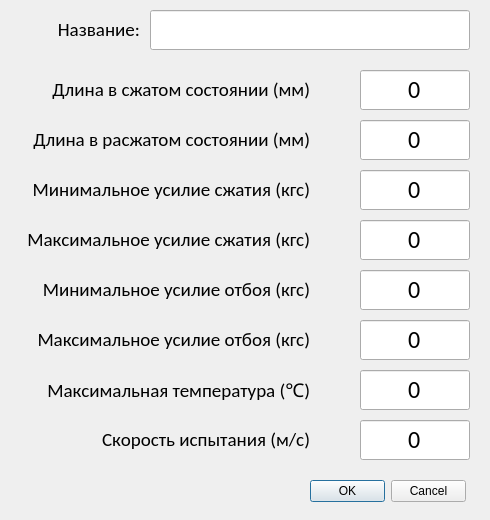
Before: the Qt Designer form ui/my_dialog2.ui in Skorikof/SPG-023MK, drawn with Qt 5.
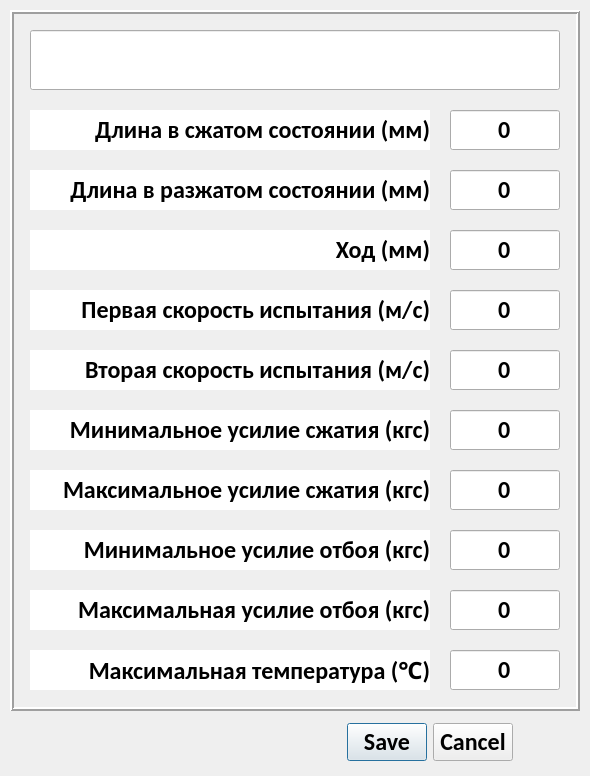
After: the same form once the commit is applied.

Commit message: Intermediate stage. In HandDebug input speed not frequency

```diff
--- a/ui/my_dialog2.ui
+++ b/ui/my_dialog2.ui
@@ -6,8 +6,8 @@
    <rect>
     <x>0</x>
     <y>0</y>
-    <width>490</width>
-    <height>520</height>
+    <width>590</width>
+    <height>776</height>
    </rect>
   </property>
   <property name="windowTitle">
@@ -16,357 +16,456 @@
   <widget class="QDialogButtonBox" name="buttonBox">
    <property name="geometry">
     <rect>
-     <x>310</x>
-     <y>480</y>
-     <width>156</width>
-     <height>23</height>
+     <x>280</x>
+     <y>720</y>
+     <width>300</width>
+     <height>45</height>
     </rect>
    </property>
+   <property name="font">
+    <font>
+     <family>Calibri</family>
+     <pointsize>18</pointsize>
+     <weight>75</weight>
+     <bold>true</bold>
+    </font>
+   </property>
    <property name="orientation">
     <enum>Qt::Horizontal</enum>
    </property>
    <property name="standardButtons">
-    <set>QDialogButtonBox::Cancel|QDialogButtonBox::Ok</set>
+    <set>QDialogButtonBox::Cancel|QDialogButtonBox::Save</set>
    </property>
+   <property name="centerButtons">
+    <bool>true</bool>
+   </property>
   </widget>
-  <widget class="QLabel" name="label">
+  <widget class="QFrame" name="frame_parameters">
    <property name="geometry">
     <rect>
-     <x>40</x>
+     <x>10</x>
      <y>10</y>
-     <width>100</width>
+     <width>570</width>
+     <height>701</height>
+    </rect>
+   </property>
+   <property name="frameShape">
+    <enum>QFrame::Box</enum>
+   </property>
+   <property name="frameShadow">
+    <enum>QFrame::Raised</enum>
+   </property>
+   <property name="lineWidth">
+    <number>2</number>
+   </property>
+   <widget class="QLabel" name="lbl_txt9">
+    <property name="geometry">
+     <rect>
+      <x>20</x>
+      <y>640</y>
+      <width>400</width>
      <height>40</height>
     </rect>
    </property>
-   <property name="minimumSize">
-    <size>
-     <width>100</width>
-     <height>0</height>
-    </size>
-   </property>
-   <property name="maximumSize">
-    <size>
-     <width>100</width>
-     <height>16777215</height>
-    </size>
-   </property>
+    <property name="font">
+     <font>
+      <family>Calibri</family>
+      <pointsize>18</pointsize>
+      <weight>75</weight>
+      <bold>true</bold>
+     </font>
+    </property>
+    <property name="styleSheet">
+     <string notr="true">background-color: rgb(255, 255, 255);</string>
+    </property>
+    <property name="frameShape">
+     <enum>QFrame::NoFrame</enum>
+    </property>
+    <property name="text">
+     <string>Максимальная температура (℃)</string>
+    </property>
+    <property name="alignment">
+     <set>Qt::AlignRight|Qt::AlignTrailing|Qt::AlignVCenter</set>
+    </property>
+   </widget>
+   <widget class="QLabel" name="lbl_txt5">
+    <property name="geometry">
+     <rect>
+      <x>20</x>
+      <y>400</y>
+      <width>400</width>
+      <height>40</height>
+     </rect>
+    </property>
    <property name="font">
     <font>
      <family>Calibri</family>
-     <pointsize>14</pointsize>
-    </font>
-   </property>
+      <pointsize>18</pointsize>
+      <weight>75</weight>
+      <bold>true</bold>
+     </font>
+    </property>
+    <property name="styleSheet">
+     <string notr="true">background-color: rgb(255, 255, 255);</string>
+    </property>
+    <property name="frameShape">
+     <enum>QFrame::NoFrame</enum>
+    </property>
    <property name="text">
-    <string>&lt;html&gt;&lt;head/&gt;&lt;body&gt;&lt;p align=&quot;right&quot;&gt;Название:&lt;/p&gt;&lt;/body&gt;&lt;/html&gt;</string>
-   </property>
-  </widget>
-  <widget class="QLineEdit" name="length_min">
+     <string>Минимальное усилие сжатия (кгс)</string>
+    </property>
+    <property name="alignment">
+     <set>Qt::AlignRight|Qt::AlignTrailing|Qt::AlignVCenter</set>
+    </property>
+   </widget>
+   <widget class="QLabel" name="lbl_txt4">
    <property name="geometry">
     <rect>
-     <x>360</x>
-     <y>70</y>
-     <width>110</width>
+      <x>20</x>
+      <y>100</y>
+      <width>400</width>
      <height>40</height>
     </rect>
    </property>
-   <property name="minimumSize">
-    <size>
-     <width>0</width>
-     <height>0</height>
-    </size>
-   </property>
-   <property name="maximumSize">
-    <size>
-     <width>16777215</width>
-     <height>16777215</height>
-    </size>
-   </property>
+    <property name="font">
+     <font>
+      <family>Calibri</family>
+      <pointsize>18</pointsize>
+      <weight>75</weight>
+      <bold>true</bold>
+     </font>
+    </property>
+    <property name="styleSheet">
+     <string notr="true">background-color: rgb(255, 255, 255);</string>
+    </property>
+    <property name="frameShape">
+     <enum>QFrame::NoFrame</enum>
+    </property>
+    <property name="text">
+     <string>Длина в сжатом состоянии (мм)</string>
+    </property>
+    <property name="alignment">
+     <set>Qt::AlignRight|Qt::AlignTrailing|Qt::AlignVCenter</set>
+    </property>
+   </widget>
+   <widget class="QLabel" name="lbl_txt6">
+    <property name="geometry">
+     <rect>
+      <x>20</x>
+      <y>520</y>
+      <width>400</width>
+      <height>40</height>
+     </rect>
+    </property>
    <property name="font">
     <font>
      <family>Calibri</family>
      <pointsize>18</pointsize>
-    </font>
-   </property>
+      <weight>75</weight>
+      <bold>true</bold>
+     </font>
+    </property>
+    <property name="styleSheet">
+     <string notr="true">background-color: rgb(255, 255, 255);</string>
+    </property>
+    <property name="frameShape">
+     <enum>QFrame::NoFrame</enum>
+    </property>
    <property name="text">
-    <string>0</string>
+     <string>Минимальное усилие отбоя (кгс)</string>
    </property>
    <property name="alignment">
-    <set>Qt::AlignCenter</set>
-   </property>
-  </widget>
-  <widget class="QLineEdit" name="name_le">
+     <set>Qt::AlignRight|Qt::AlignTrailing|Qt::AlignVCenter</set>
+    </property>
+   </widget>
+   <widget class="QLabel" name="lbl_txt4_2">
    <property name="geometry">
     <rect>
-     <x>150</x>
-     <y>10</y>
-     <width>320</width>
+      <x>20</x>
+      <y>160</y>
+      <width>400</width>
      <height>40</height>
     </rect>
    </property>
-   <property name="minimumSize">
-    <size>
-     <width>0</width>
-     <height>0</height>
-    </size>
-   </property>
-   <property name="maximumSize">
-    <size>
-     <width>16777215</width>
-     <height>16777215</height>
-    </size>
-   </property>
+    <property name="font">
+     <font>
+      <family>Calibri</family>
+      <pointsize>18</pointsize>
+      <weight>75</weight>
+      <bold>true</bold>
+     </font>
+    </property>
+    <property name="styleSheet">
+     <string notr="true">background-color: rgb(255, 255, 255);</string>
+    </property>
+    <property name="frameShape">
+     <enum>QFrame::NoFrame</enum>
+    </property>
+    <property name="text">
+     <string>Длина в разжатом состоянии (мм)</string>
+    </property>
+    <property name="alignment">
+     <set>Qt::AlignRight|Qt::AlignTrailing|Qt::AlignVCenter</set>
+    </property>
+   </widget>
+   <widget class="QLabel" name="lbl_txt5_2">
+    <property name="geometry">
+     <rect>
+      <x>20</x>
+      <y>460</y>
+      <width>400</width>
+      <height>40</height>
+     </rect>
+    </property>
    <property name="font">
     <font>
      <family>Calibri</family>
      <pointsize>18</pointsize>
+      <weight>75</weight>
+      <bold>true</bold>
+     </font>
+    </property>
+    <property name="styleSheet">
+     <string notr="true">background-color: rgb(255, 255, 255);</string>
+    </property>
+    <property name="frameShape">
+     <enum>QFrame::NoFrame</enum>
+    </property>
+    <property name="text">
+     <string>Максимальное усилие сжатия (кгс)</string>
+    </property>
+    <property name="alignment">
+     <set>Qt::AlignRight|Qt::AlignTrailing|Qt::AlignVCenter</set>
+    </property>
+   </widget>
+   <widget class="QLabel" name="lbl_txt6_2">
+    <property name="geometry">
+     <rect>
+      <x>20</x>
+      <y>580</y>
+      <width>400</width>
+      <height>40</height>
+     </rect>
+    </property>
+    <property name="font">
+     <font>
+      <family>Calibri</family>
+      <pointsize>18</pointsize>
+      <weight>75</weight>
+      <bold>true</bold>
+     </font>
+    </property>
+    <property name="styleSheet">
+     <string notr="true">background-color: rgb(255, 255, 255);</string>
+    </property>
+    <property name="frameShape">
+     <enum>QFrame::NoFrame</enum>
+    </property>
+    <property name="text">
+     <string>Максимальная усилие отбоя (кгс)</string>
+    </property>
+    <property name="alignment">
+     <set>Qt::AlignRight|Qt::AlignTrailing|Qt::AlignVCenter</set>
+    </property>
+   </widget>
+   <widget class="QLabel" name="lbl_txt4_3">
+    <property name="geometry">
+     <rect>
+      <x>20</x>
+      <y>220</y>
+      <width>400</width>
+      <height>40</height>
+     </rect>
+    </property>
+    <property name="font">
+     <font>
+      <family>Calibri</family>
+      <pointsize>18</pointsize>
+      <weight>75</weight>
+      <bold>true</bold>
+     </font>
+    </property>
+    <property name="styleSheet">
+     <string notr="true">background-color: rgb(255, 255, 255);</string>
+    </property>
+    <property name="frameShape">
+     <enum>QFrame::NoFrame</enum>
+    </property>
+    <property name="text">
+     <string>Ход (мм)</string>
+    </property>
+    <property name="alignment">
+     <set>Qt::AlignRight|Qt::AlignTrailing|Qt::AlignVCenter</set>
+    </property>
+   </widget>
+   <widget class="QLabel" name="lbl_txt4_4">
+    <property name="geometry">
+     <rect>
+      <x>20</x>
+      <y>280</y>
+      <width>400</width>
+      <height>40</height>
+     </rect>
+    </property>
+    <property name="font">
+     <font>
+      <family>Calibri</family>
+      <pointsize>18</pointsize>
+      <weight>75</weight>
+      <bold>true</bold>
+     </font>
+    </property>
+    <property name="styleSheet">
+     <string notr="true">background-color: rgb(255, 255, 255);</string>
+    </property>
+    <property name="frameShape">
+     <enum>QFrame::NoFrame</enum>
+    </property>
+    <property name="text">
+     <string>Первая скорость испытания (м/с)</string>
+    </property>
+    <property name="alignment">
+     <set>Qt::AlignRight|Qt::AlignTrailing|Qt::AlignVCenter</set>
+    </property>
+   </widget>
+   <widget class="QLabel" name="lbl_txt4_5">
+    <property name="geometry">
+     <rect>
+      <x>20</x>
+      <y>340</y>
+      <width>400</width>
+      <height>40</height>
+     </rect>
+    </property>
+    <property name="font">
+     <font>
+      <family>Calibri</family>
+      <pointsize>18</pointsize>
+      <weight>75</weight>
+      <bold>true</bold>
+     </font>
+    </property>
+    <property name="styleSheet">
+     <string notr="true">background-color: rgb(255, 255, 255);</string>
+    </property>
+    <property name="frameShape">
+     <enum>QFrame::NoFrame</enum>
+    </property>
+    <property name="text">
+     <string>Вторая скорость испытания (м/с)</string>
+    </property>
+    <property name="alignment">
+     <set>Qt::AlignRight|Qt::AlignTrailing|Qt::AlignVCenter</set>
+    </property>
+   </widget>
+   <widget class="QLineEdit" name="lineEdit_name">
+    <property name="geometry">
+     <rect>
+      <x>20</x>
+      <y>20</y>
+      <width>530</width>
+      <height>60</height>
+     </rect>
+    </property>
+    <property name="font">
+     <font>
+      <family>Calibri</family>
+      <pointsize>18</pointsize>
+      <weight>75</weight>
+      <bold>true</bold>
     </font>
    </property>
    <property name="text">
     <string/>
    </property>
   </widget>
-  <widget class="QLabel" name="label_2">
+   <widget class="QLineEdit" name="le_length_min">
    <property name="geometry">
     <rect>
-     <x>20</x>
-     <y>70</y>
-     <width>290</width>
+      <x>440</x>
+      <y>100</y>
+      <width>110</width>
      <height>40</height>
     </rect>
    </property>
-   <property name="minimumSize">
-    <size>
-     <width>100</width>
-     <height>0</height>
-    </size>
-   </property>
-   <property name="maximumSize">
-    <size>
-     <width>16777215</width>
-     <height>16777215</height>
-    </size>
-   </property>
    <property name="font">
     <font>
      <family>Calibri</family>
-     <pointsize>14</pointsize>
+      <pointsize>18</pointsize>
+      <weight>75</weight>
+      <bold>true</bold>
     </font>
    </property>
    <property name="text">
-    <string>&lt;html&gt;&lt;head/&gt;&lt;body&gt;&lt;p align=&quot;right&quot;&gt;Длина в сжатом состоянии (мм)&lt;/p&gt;&lt;/body&gt;&lt;/html&gt;</string>
-   </property>
-  </widget>
-  <widget class="QLabel" name="label_3">
-   <property name="geometry">
-    <rect>
-     <x>20</x>
-     <y>120</y>
-     <width>290</width>
-     <height>40</height>
-    </rect>
-   </property>
-   <property name="minimumSize">
-    <size>
-     <width>100</width>
-     <height>0</height>
-    </size>
-   </property>
-   <property name="maximumSize">
-    <size>
-     <width>16777215</width>
-     <height>16777215</height>
-    </size>
-   </property>
-   <property name="font">
-    <font>
-     <family>Calibri</family>
-     <pointsize>14</pointsize>
-    </font>
-   </property>
-   <property name="text">
-    <string>&lt;html&gt;&lt;head/&gt;&lt;body&gt;&lt;p align=&quot;right&quot;&gt;Длина в расжатом состоянии (мм)&lt;/p&gt;&lt;/body&gt;&lt;/html&gt;</string>
-   </property>
-  </widget>
-  <widget class="QLabel" name="label_4">
+     <string>0</string>
+    </property>
+    <property name="alignment">
+     <set>Qt::AlignCenter</set>
+    </property>
+   </widget>
+   <widget class="QLineEdit" name="le_length_max">
    <property name="geometry">
     <rect>
-     <x>20</x>
-     <y>170</y>
-     <width>290</width>
+      <x>440</x>
+      <y>160</y>
+      <width>110</width>
      <height>40</height>
     </rect>
    </property>
-   <property name="minimumSize">
-    <size>
-     <width>100</width>
-     <height>0</height>
-    </size>
-   </property>
-   <property name="maximumSize">
-    <size>
-     <width>16777215</width>
-     <height>16777215</height>
-    </size>
-   </property>
    <property name="font">
     <font>
      <family>Calibri</family>
-     <pointsize>14</pointsize>
+      <pointsize>18</pointsize>
+      <weight>75</weight>
+      <bold>true</bold>
     </font>
    </property>
    <property name="text">
-    <string>&lt;html&gt;&lt;head/&gt;&lt;body&gt;&lt;p align=&quot;right&quot;&gt;Минимальное усилие сжатия (кгс)&lt;/p&gt;&lt;/body&gt;&lt;/html&gt;</string>
-   </property>
-  </widget>
-  <widget class="QLabel" name="label_5">
+     <string>0</string>
+    </property>
+    <property name="alignment">
+     <set>Qt::AlignCenter</set>
+    </property>
+   </widget>
+   <widget class="QLineEdit" name="le_hod">
    <property name="geometry">
     <rect>
-     <x>20</x>
+      <x>440</x>
      <y>220</y>
-     <width>290</width>
+      <width>110</width>
      <height>40</height>
     </rect>
    </property>
-   <property name="minimumSize">
-    <size>
-     <width>100</width>
-     <height>0</height>
-    </size>
-   </property>
-   <property name="maximumSize">
-    <size>
-     <width>16777215</width>
-     <height>16777215</height>
-    </size>
-   </property>
    <property name="font">
     <font>
      <family>Calibri</family>
-     <pointsize>14</pointsize>
+      <pointsize>18</pointsize>
+      <weight>75</weight>
+      <bold>true</bold>
     </font>
    </property>
    <property name="text">
-    <string>&lt;html&gt;&lt;head/&gt;&lt;body&gt;&lt;p align=&quot;right&quot;&gt;Максимальное усилие сжатия (кгс)&lt;/p&gt;&lt;/body&gt;&lt;/html&gt;</string>
-   </property>
-  </widget>
-  <widget class="QLabel" name="label_6">
-   <property name="geometry">
-    <rect>
-     <x>20</x>
-     <y>270</y>
-     <width>290</width>
-     <height>40</height>
-    </rect>
-   </property>
-   <property name="minimumSize">
-    <size>
-     <width>100</width>
-     <height>0</height>
-    </size>
-   </property>
-   <property name="maximumSize">
-    <size>
-     <width>16777215</width>
-     <height>16777215</height>
-    </size>
-   </property>
-   <property name="font">
-    <font>
-     <family>Calibri</family>
-     <pointsize>14</pointsize>
-    </font>
-   </property>
-   <property name="text">
-    <string>&lt;html&gt;&lt;head/&gt;&lt;body&gt;&lt;p align=&quot;right&quot;&gt;Минимальное усилие отбоя (кгс)&lt;/p&gt;&lt;/body&gt;&lt;/html&gt;</string>
-   </property>
-  </widget>
-  <widget class="QLabel" name="label_7">
+     <string>0</string>
+    </property>
+    <property name="alignment">
+     <set>Qt::AlignCenter</set>
+    </property>
+   </widget>
+   <widget class="QLineEdit" name="le_speed_one">
    <property name="geometry">
     <rect>
-     <x>20</x>
-     <y>320</y>
-     <width>290</width>
-     <height>40</height>
-    </rect>
-   </property>
-   <property name="minimumSize">
-    <size>
-     <width>100</width>
-     <height>0</height>
-    </size>
-   </property>
-   <property name="maximumSize">
-    <size>
-     <width>16777215</width>
-     <height>16777215</height>
-    </size>
-   </property>
-   <property name="font">
-    <font>
-     <family>Calibri</family>
-     <pointsize>14</pointsize>
-    </font>
-   </property>
-   <property name="text">
-    <string>&lt;html&gt;&lt;head/&gt;&lt;body&gt;&lt;p align=&quot;right&quot;&gt;Максимальное усилие отбоя (кгс)&lt;/p&gt;&lt;/body&gt;&lt;/html&gt;</string>
-   </property>
-  </widget>
-  <widget class="QLabel" name="label_8">
-   <property name="geometry">
-    <rect>
-     <x>20</x>
-     <y>370</y>
-     <width>290</width>
-     <height>40</height>
-    </rect>
-   </property>
-   <property name="minimumSize">
-    <size>
-     <width>100</width>
-     <height>0</height>
-    </size>
-   </property>
-   <property name="maximumSize">
-    <size>
-     <width>16777215</width>
-     <height>16777215</height>
-    </size>
-   </property>
-   <property name="font">
-    <font>
-     <family>Calibri</family>
-     <pointsize>14</pointsize>
-    </font>
-   </property>
-   <property name="text">
-    <string>&lt;html&gt;&lt;head/&gt;&lt;body&gt;&lt;p align=&quot;right&quot;&gt;Максимальная температура (℃)&lt;/p&gt;&lt;/body&gt;&lt;/html&gt;</string>
-   </property>
-  </widget>
-  <widget class="QLineEdit" name="length_max">
-   <property name="geometry">
-    <rect>
-     <x>360</x>
-     <y>120</y>
+      <x>440</x>
+      <y>280</y>
      <width>110</width>
      <height>40</height>
     </rect>
    </property>
-   <property name="minimumSize">
-    <size>
-     <width>0</width>
-     <height>0</height>
-    </size>
-   </property>
-   <property name="maximumSize">
-    <size>
-     <width>16777215</width>
-     <height>16777215</height>
-    </size>
-   </property>
    <property name="font">
     <font>
      <family>Calibri</family>
      <pointsize>18</pointsize>
+      <weight>75</weight>
+      <bold>true</bold>
     </font>
    </property>
    <property name="text">
@@ -376,31 +475,21 @@
     <set>Qt::AlignCenter</set>
    </property>
   </widget>
-  <widget class="QLineEdit" name="comp_min">
+   <widget class="QLineEdit" name="le_speed_two">
    <property name="geometry">
     <rect>
-     <x>360</x>
-     <y>170</y>
+      <x>440</x>
+      <y>340</y>
      <width>110</width>
      <height>40</height>
     </rect>
    </property>
-   <property name="minimumSize">
-    <size>
-     <width>0</width>
-     <height>0</height>
-    </size>
-   </property>
-   <property name="maximumSize">
-    <size>
-     <width>16777215</width>
-     <height>16777215</height>
-    </size>
-   </property>
    <property name="font">
     <font>
      <family>Calibri</family>
      <pointsize>18</pointsize>
+      <weight>75</weight>
+      <bold>true</bold>
     </font>
    </property>
    <property name="text">
@@ -410,31 +499,21 @@
     <set>Qt::AlignCenter</set>
    </property>
   </widget>
-  <widget class="QLineEdit" name="comp_max">
+   <widget class="QLineEdit" name="le_comp_min">
    <property name="geometry">
     <rect>
-     <x>360</x>
-     <y>220</y>
+      <x>440</x>
+      <y>400</y>
      <width>110</width>
      <height>40</height>
     </rect>
    </property>
-   <property name="minimumSize">
-    <size>
-     <width>0</width>
-     <height>0</height>
-    </size>
-   </property>
-   <property name="maximumSize">
-    <size>
-     <width>16777215</width>
-     <height>16777215</height>
-    </size>
-   </property>
    <property name="font">
     <font>
      <family>Calibri</family>
      <pointsize>18</pointsize>
+      <weight>75</weight>
+      <bold>true</bold>
     </font>
    </property>
    <property name="text">
@@ -444,31 +523,21 @@
     <set>Qt::AlignCenter</set>
    </property>
   </widget>
-  <widget class="QLineEdit" name="recoil_min">
+   <widget class="QLineEdit" name="le_comp_max">
    <property name="geometry">
     <rect>
-     <x>360</x>
-     <y>270</y>
+      <x>440</x>
+      <y>460</y>
      <width>110</width>
      <height>40</height>
     </rect>
    </property>
-   <property name="minimumSize">
-    <size>
-     <width>0</width>
-     <height>0</height>
-    </size>
-   </property>
-   <property name="maximumSize">
-    <size>
-     <width>16777215</width>
-     <height>16777215</height>
-    </size>
-   </property>
    <property name="font">
     <font>
      <family>Calibri</family>
      <pointsize>18</pointsize>
+      <weight>75</weight>
+      <bold>true</bold>
     </font>
    </property>
    <property name="text">
@@ -478,31 +547,21 @@
     <set>Qt::AlignCenter</set>
    </property>
   </widget>
-  <widget class="QLineEdit" name="recoil_max">
+   <widget class="QLineEdit" name="le_recoil_min">
    <property name="geometry">
     <rect>
-     <x>360</x>
-     <y>320</y>
+      <x>440</x>
+      <y>520</y>
      <width>110</width>
      <height>40</height>
     </rect>
    </property>
-   <property name="minimumSize">
-    <size>
-     <width>0</width>
-     <height>0</height>
-    </size>
-   </property>
-   <property name="maximumSize">
-    <size>
-     <width>16777215</width>
-     <height>16777215</height>
-    </size>
-   </property>
    <property name="font">
     <font>
      <family>Calibri</family>
      <pointsize>18</pointsize>
+      <weight>75</weight>
+      <bold>true</bold>
     </font>
    </property>
    <property name="text">
@@ -512,31 +571,21 @@
     <set>Qt::AlignCenter</set>
    </property>
   </widget>
-  <widget class="QLineEdit" name="max_temper">
+   <widget class="QLineEdit" name="le_recoil_max">
    <property name="geometry">
     <rect>
-     <x>360</x>
-     <y>370</y>
+      <x>440</x>
+      <y>580</y>
      <width>110</width>
      <height>40</height>
     </rect>
    </property>
-   <property name="minimumSize">
-    <size>
-     <width>0</width>
-     <height>0</height>
-    </size>
-   </property>
-   <property name="maximumSize">
-    <size>
-     <width>16777215</width>
-     <height>16777215</height>
-    </size>
-   </property>
    <property name="font">
     <font>
      <family>Calibri</family>
      <pointsize>18</pointsize>
+      <weight>75</weight>
+      <bold>true</bold>
     </font>
    </property>
    <property name="text">
@@ -546,62 +595,21 @@
     <set>Qt::AlignCenter</set>
    </property>
   </widget>
-  <widget class="QLabel" name="label_9">
+   <widget class="QLineEdit" name="le_temper">
    <property name="geometry">
     <rect>
-     <x>20</x>
-     <y>420</y>
-     <width>290</width>
-     <height>40</height>
-    </rect>
-   </property>
-   <property name="minimumSize">
-    <size>
-     <width>100</width>
-     <height>0</height>
-    </size>
-   </property>
-   <property name="maximumSize">
-    <size>
-     <width>16777215</width>
-     <height>16777215</height>
-    </size>
-   </property>
-   <property name="font">
-    <font>
-     <family>Calibri</family>
-     <pointsize>14</pointsize>
-    </font>
-   </property>
-   <property name="text">
-    <string>&lt;html&gt;&lt;head/&gt;&lt;body&gt;&lt;p align=&quot;right&quot;&gt;Скорость испытания (м/с)&lt;/p&gt;&lt;/body&gt;&lt;/html&gt;</string>
-   </property>
-  </widget>
-  <widget class="QLineEdit" name="speed">
-   <property name="geometry">
-    <rect>
-     <x>360</x>
-     <y>420</y>
+      <x>440</x>
+      <y>640</y>
      <width>110</width>
      <height>40</height>
     </rect>
    </property>
-   <property name="minimumSize">
-    <size>
-     <width>0</width>
-     <height>0</height>
-    </size>
-   </property>
-   <property name="maximumSize">
-    <size>
-     <width>16777215</width>
-     <height>16777215</height>
-    </size>
-   </property>
    <property name="font">
     <font>
      <family>Calibri</family>
      <pointsize>18</pointsize>
+      <weight>75</weight>
+      <bold>true</bold>
     </font>
    </property>
    <property name="text">
@@ -610,6 +618,7 @@
    <property name="alignment">
     <set>Qt::AlignCenter</set>
    </property>
+   </widget>
   </widget>
  </widget>
  <resources/>
```
Lines whose indentation alone changed are shown as unchanged. The commit also changes 19 other files.
